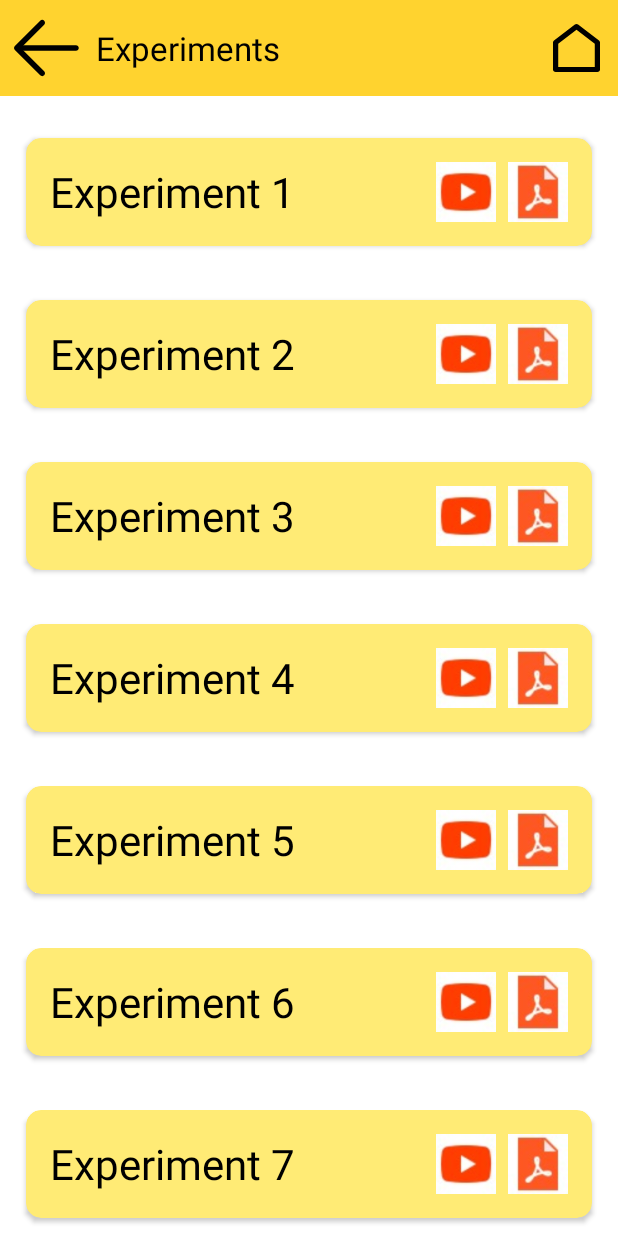
After one commit to Yaseen11121/StudyNITP-, an Android app: the DSP_Experiment_sem4 screen opened directly, with no data from a screen before it, on a phone screen of 412 x 824 dp. The commit adds this screen. Run offline under Robolectric (Android 15) with nearby library versions, the phone set to English and light mode, and no system bars.

Commit message:
Practicals Lab Page Created!

```diff
--- a/app/src/main/AndroidManifest.xml
+++ b/app/src/main/AndroidManifest.xml
@@ -12,6 +12,9 @@
         android:supportsRtl="true"
         android:theme="@style/Theme.StudyNITP"
         tools:targetApi="31">
+        <activity
+            android:name=".DSP_Experiment_sem4"
+            android:exported="false" />
         <activity
             android:name=".DSP_Book_Select_EC_sem4"
             android:exported="false" />
--- /dev/null
+++ b/app/src/main/java/com/mohyaseensidd/studynitp/DSP_Experiment_sem4.java
@@ -0,0 +1,123 @@
+package com.mohyaseensidd.studynitp;
+
+import android.content.Intent;
+import android.os.Bundle;
+import android.view.Menu;
+import android.view.MenuItem;
+
+import androidx.activity.EdgeToEdge;
+import androidx.annotation.NonNull;
+import androidx.appcompat.app.AppCompatActivity;
+import androidx.appcompat.widget.Toolbar;
+import androidx.core.graphics.Insets;
+import androidx.core.view.ViewCompat;
+import androidx.core.view.WindowInsetsCompat;
+import androidx.recyclerview.widget.LinearLayoutManager;
+import androidx.recyclerview.widget.RecyclerView;
+
+import java.util.ArrayList;
+import java.util.List;
+
+public class DSP_Experiment_sem4 extends AppCompatActivity {
+    private RecyclerView rvExperiments;
+    private RecyclerExperimentAdapter adapter;
+    private List<experiment> experimentList;
+
+    @Override
+    protected void onCreate(Bundle savedInstanceState) {
+        super.onCreate(savedInstanceState);
+        EdgeToEdge.enable(this);
+        setContentView(R.layout.activity_dsp_experiment_sem4);
+        Toolbar toolbar = findViewById(R.id.expToolbar);
+        setSupportActionBar(toolbar);
+
+        getSupportActionBar().setDisplayHomeAsUpEnabled(true);
+        getSupportActionBar().setHomeAsUpIndicator(R.drawable.backbtn);
+        getSupportActionBar().setTitle("Experiments");
+
+        rvExperiments = findViewById(R.id.rvExperiments);
+
+        experimentList = new ArrayList<>();
+        experimentList.add(new experiment(
+                "Experiment 1",
+                "https://www.youtube.com/watch?v=dQw4w9WgXcQ",
+                "comingsoon"
+        ));
+        experimentList.add(new experiment(
+                "Experiment 2",
+                "https://www.youtube.com/watch?v=O91DT1pR1ew",
+                "https://drive.google.com/file/d/1E7X4xBob7v8xHtGREx5UpB6C6H4m2zqX/view?usp=sharing"
+        ));
+        experimentList.add(new experiment(
+                "Experiment 3",
+                "https://www.youtube.com/watch?v=O91DT1pR1ew",
+                "comingsoon"
+        ));
+        experimentList.add(new experiment(
+                "Experiment 4",
+                "https://www.youtube.com/watch?v=O91DT1pR1ew",
+                "https://drive.google.com/file/d/15BxX6aLYtbpbTTRkaPEiVbsYzWeu4D_n/view?usp=sharing"
+        ));
+        experimentList.add(new experiment(
+                "Experiment 5",
+                "https://www.youtube.com/watch?v=O91DT1pR1ew",
+                "https://drive.google.com/file/d/14FxQGiktto2d3uMzndoF6_tQtqcJ4O6h/view?usp=sharing"
+        ));
+        experimentList.add(new experiment(
+                "Experiment 6",
+                "https://www.youtube.com/watch?v=O91DT1pR1ew",
+                "https://drive.google.com/file/d/139G10MmZRioCsxkBvcZMlscuoq77LX7y/view?usp=sharing"
+        ));
+        experimentList.add(new experiment(
+                "Experiment 7",
+                "https://www.youtube.com/watch?v=O91DT1pR1ew",
+                "comingsoon"
+        ));
+        experimentList.add(new experiment(
+                "Experiment 8",
+                "https://www.youtube.com/watch?v=O91DT1pR1ew",
+                "https://drive.google.com/file/d/18iEQZ9Y61IUsA-Yv078_iA14WtxvZus7/view?usp=sharing"
+        ));
+        experimentList.add(new experiment(
+                "Experiment 9",
+                "https://www.youtube.com/watch?v=O91DT1pR1ew",
+                "https://drive.google.com/file/d/18iEQZ9Y61IUsA-Yv078_iA14WtxvZus7/view?usp=sharing"
+        ));
+        experimentList.add(new experiment(
+                "Experiment 10",
+                "https://www.youtube.com/watch?v=O91DT1pR1ew",
+                "https://drive.google.com/file/d/18iEQZ9Y61IUsA-Yv078_iA14WtxvZus7/view?usp=sharing"
+        ));
+        experimentList.add(new experiment(
+                "Experiment 11",
+                "https://www.youtube.com/watch?v=O91DT1pR1ew",
+                "https://drive.google.com/file/d/18iEQZ9Y61IUsA-Yv078_iA14WtxvZus7/view?usp=sharing"
+        ));
+
+        adapter = new RecyclerExperimentAdapter(this, experimentList);
+        rvExperiments.setLayoutManager(new LinearLayoutManager(this));
+        rvExperiments.setAdapter(adapter);
+
+
+
+    }
+
+    @Override
+    public boolean onCreateOptionsMenu(Menu menu) {
+        getMenuInflater().inflate(R.menu.homebtn, menu);
+        return true;
+    }
+    @Override
+    public boolean onOptionsItemSelected(@NonNull MenuItem item) {
+        if (item.getItemId() == android.R.id.home) {
+            onBackPressed(); // Go back
+            return true;
+        }else if (item.getItemId() == R.id.action_home) {
+            Intent intent = new Intent(this, HomePage.class);
+            startActivity(intent);
+            finish();
+            return true;
+        }
+        return super.onOptionsItemSelected(item);
+    }
+}
--- /dev/null
+++ b/app/src/main/java/com/mohyaseensidd/studynitp/RecyclerExperimentAdapter.java
@@ -0,0 +1,85 @@
+package com.mohyaseensidd.studynitp;
+
+import android.content.Context;
+import android.content.Intent;
+import android.net.Uri;
+import android.view.LayoutInflater;
+import android.view.View;
+import android.view.ViewGroup;
+import android.widget.ImageView;
+import android.widget.TextView;
+
+import androidx.recyclerview.widget.RecyclerView;
+
+import java.util.List;
+
+public class RecyclerExperimentAdapter extends RecyclerView.Adapter<RecyclerExperimentAdapter.ViewHolder> {
+
+    private Context context;
+    private List<experiment> experimentList;
+
+    public RecyclerExperimentAdapter(Context context, List<experiment> experimentList) {
+        this.context = context;
+        this.experimentList = experimentList;
+    }
+
+    public static class ViewHolder extends RecyclerView.ViewHolder {
+        public TextView tvName;
+        public ImageView ivYoutube, ivPdf;
+
+        public ViewHolder(View itemView) {
+            super(itemView);
+            tvName = itemView.findViewById(R.id.tvExperimentName);
+            ivYoutube = itemView.findViewById(R.id.ivYoutube);
+            ivPdf = itemView.findViewById(R.id.ivPdf);
+        }
+    }
+
+    @Override
+    public RecyclerExperimentAdapter.ViewHolder onCreateViewHolder(ViewGroup parent, int viewType) {
+        View view = LayoutInflater.from(context).inflate(R.layout.item_experiment, parent, false);
+        return new ViewHolder(view);
+    }
+
+    @Override
+    public void onBindViewHolder(RecyclerExperimentAdapter.ViewHolder holder, int position) {
+        experiment exp = experimentList.get(position);
+        holder.tvName.setText(exp.getName());
+
+
+
+        switch(position){
+            case 1:
+            case 3 :
+            case 4 :
+            case 5 :
+                holder.ivYoutube.setOnClickListener(v -> {
+                    Intent intent = new Intent(Intent.ACTION_VIEW, Uri.parse(exp.getYtUrl()));
+                    context.startActivity(intent);
+                });
+
+                holder.ivPdf.setOnClickListener(v -> {
+                    Intent intent = new Intent(Intent.ACTION_VIEW, Uri.parse(exp.getPdfUrl()));
+                    context.startActivity(intent);
+                });
+                break;
+            default:
+                holder.ivYoutube.setOnClickListener(v -> {
+                    Intent intent = new Intent(Intent.ACTION_VIEW, Uri.parse(exp.getYtUrl()));
+                    context.startActivity(intent);
+                });
+
+                holder.ivPdf.setOnClickListener(v -> {
+//            Intent intent = new Intent(Intent.ACTION_VIEW, Uri.parse(exp.getPdfUrl()));
+                    Intent intent = new Intent(context, ComingSoon.class);
+                    context.startActivity(intent);
+                });
+                break;
+        }
+    }
+
+    @Override
+    public int getItemCount() {
+        return experimentList.size();
+    }
+}
--- a/app/src/main/java/com/mohyaseensidd/studynitp/RecyclerSelectAdapter.java
+++ b/app/src/main/java/com/mohyaseensidd/studynitp/RecyclerSelectAdapter.java
@@ -52,10 +52,10 @@ public class RecyclerSelectAdapter extends RecyclerView.Adapter<RecyclerSelectAd
                 });
                 break;
             case 5 :
-//                holder.card.setOnClickListener(v->{
-//                    Intent intent = new Intent(context, DSP_Experiment_sem4.class);
-//                    context.startActivity(intent);
-//                });
+                holder.card.setOnClickListener(v->{
+                    Intent intent = new Intent(context, DSP_Experiment_sem4.class);
+                    context.startActivity(intent);
+                });
         }
 
     }
--- /dev/null
+++ b/app/src/main/java/com/mohyaseensidd/studynitp/experiment.java
@@ -0,0 +1,38 @@
+package com.mohyaseensidd.studynitp;
+
+public class experiment {
+    private String name;
+    private String pdfUrl;
+
+    private String ytUrl;
+
+    public void setYtUrl(String ytUrl) {
+        this.ytUrl = ytUrl;
+    }
+
+    public String getYtUrl() {
+        return ytUrl;
+    }
+
+    public void setName(String name) {
+        this.name = name;
+    }
+
+    public void setPdfUrl(String pdfUrl) {
+        this.pdfUrl = pdfUrl;
+    }
+
+    public experiment(String name,String ytUrl, String pdfUrl) {
+        this.name = name;
+        this.ytUrl = ytUrl;
+        this.pdfUrl = pdfUrl;
+    }
+
+    public String getName() {
+        return name;
+    }
+
+    public String getPdfUrl() {
+        return pdfUrl;
+    }
+}
--- /dev/null
+++ b/app/src/main/res/layout/activity_dsp_experiment_sem4.xml
@@ -0,0 +1,30 @@
+<androidx.constraintlayout.widget.ConstraintLayout xmlns:android="http://schemas.android.com/apk/res/android"
+    xmlns:app="http://schemas.android.com/apk/res-auto"
+    android:layout_width="match_parent"
+    android:layout_height="match_parent"
+    android:background="#FFFFFF"
+    android:fitsSystemWindows="true">
+
+    <androidx.appcompat.widget.Toolbar
+        android:id="@+id/expToolbar"
+        android:layout_width="0dp"
+        android:layout_height="wrap_content"
+        android:background="#FFD32F"
+        android:elevation="4dp"
+        android:theme="@style/ThemeOverlay.AppCompat.Dark.ActionBar"
+        app:layout_constraintBottom_toTopOf="@+id/rvExperiments"
+        app:layout_constraintEnd_toEndOf="parent"
+        app:layout_constraintStart_toStartOf="parent"
+        app:layout_constraintTop_toTopOf="parent"
+        app:titleTextColor="#000000" />
+
+    <androidx.recyclerview.widget.RecyclerView
+        android:id="@+id/rvExperiments"
+        android:layout_width="0dp"
+        android:layout_height="0dp"
+        android:layout_marginTop="10dp"
+        app:layout_constraintBottom_toBottomOf="parent"
+        app:layout_constraintEnd_toEndOf="parent"
+        app:layout_constraintStart_toStartOf="parent"
+        app:layout_constraintTop_toBottomOf="@+id/expToolbar" />
+</androidx.constraintlayout.widget.ConstraintLayout>
--- /dev/null
+++ b/app/src/main/res/layout/item_experiment.xml
@@ -0,0 +1,45 @@
+<androidx.cardview.widget.CardView xmlns:android="http://schemas.android.com/apk/res/android"
+    android:layout_width="wrap_content"
+    android:layout_height="wrap_content"
+    xmlns:app="http://schemas.android.com/apk/res-auto"
+    app:cardCornerRadius="10dp"
+    app:cardBackgroundColor="#FFEB75"
+    android:elevation="100dp"
+    android:layout_margin="12dp"
+    app:cardUseCompatPadding="true">
+
+    <LinearLayout xmlns:android="http://schemas.android.com/apk/res/android"
+        android:layout_width="match_parent"
+        android:layout_height="wrap_content"
+        android:gravity="center_vertical"
+        android:orientation="horizontal"
+        android:padding="16dp"
+        >
+
+        <TextView
+            android:id="@+id/tvExperimentName"
+            android:layout_width="307dp"
+
+            android:layout_height="wrap_content"
+            android:layout_weight="1"
+            android:text="Experiment Name"
+            android:textColor="#000000"
+            android:textSize="28sp" />
+
+        <ImageView
+            android:id="@+id/ivYoutube"
+            android:layout_width="40dp"
+            android:layout_height="40dp"
+            android:contentDescription="YouTube"
+            android:src="@drawable/yt_icon" />
+
+        <ImageView
+            android:id="@+id/ivPdf"
+            android:layout_width="40dp"
+            android:layout_height="40dp"
+            android:layout_marginStart="8dp"
+            android:contentDescription="PDF"
+            android:src="@drawable/pdf_icon" />
+    </LinearLayout>
+
+</androidx.cardview.widget.CardView>
```
Also changed, not shown: app/src/main/res/drawable/pdf_icon.jpg (added), app/src/main/res/drawable/yt_icon.jpg (added).
